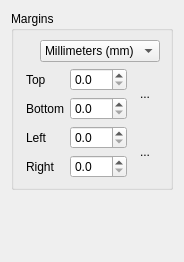
First picture: the form in filters/page_layout/ui/PageLayoutOptionsWidget.ui, repository ImageProcessing-ElectronicPublications/scantailor-deviant, before the edit.
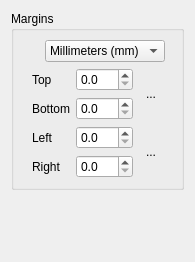
Second picture: the form after the edit. Icons and pictures are not drawn.

Commit message: Work-in-progress on the Page Layout filter.

What changed in the file:
```diff
--- a/filters/page_layout/ui/PageLayoutOptionsWidget.ui
+++ b/filters/page_layout/ui/PageLayoutOptionsWidget.ui
@@ -5,7 +5,7 @@
    <rect>
     <x>0</x>
     <y>0</y>
-    <width>184</width>
+    <width>195</width>
     <height>262</height>
    </rect>
   </property>
@@ -152,6 +152,9 @@
               <height>24</height>
              </size>
             </property>
+            <property name="checked" >
+             <bool>false</bool>
+            </property>
             <property name="autoRaise" >
              <bool>true</bool>
             </property>
```
Left out of the diff: 4 changed lines with no effect on the pictures. The commit also changes 5 other files.
